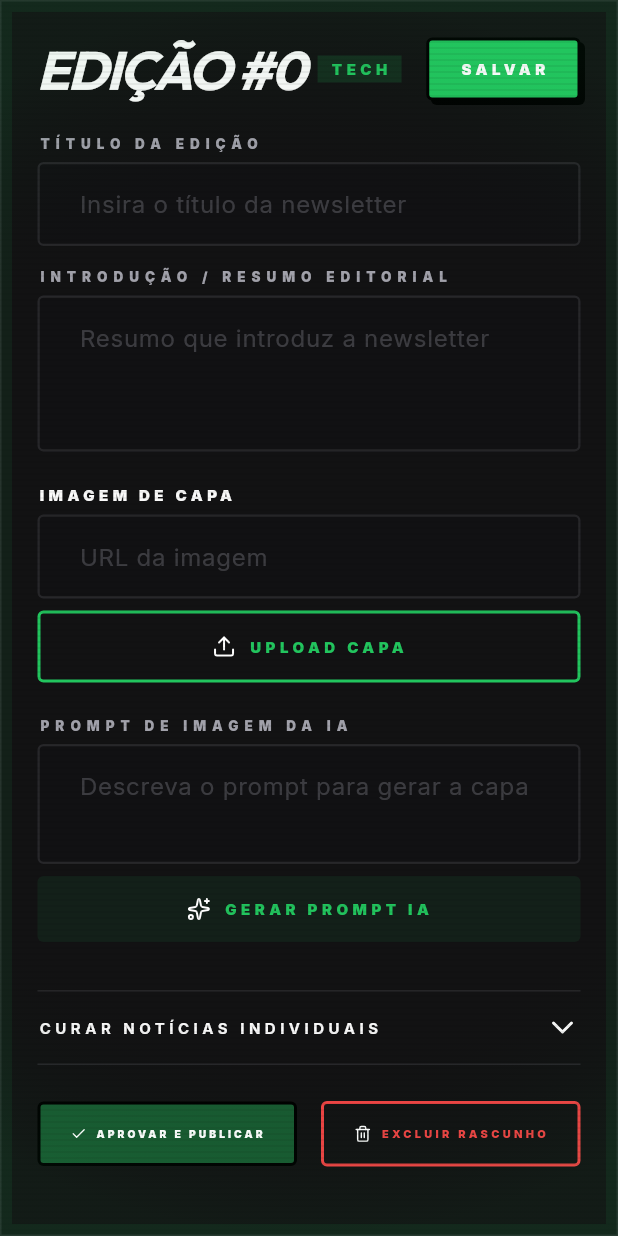
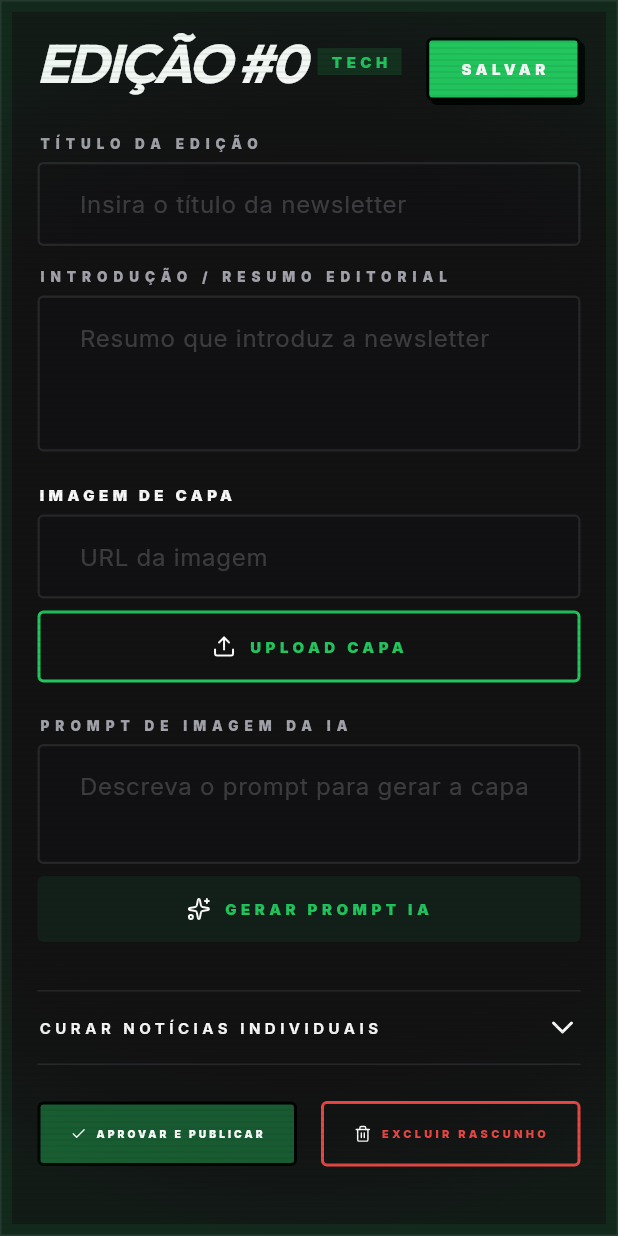
Before and after one commit to wheslancardoso/freshnews_mobile, a Flutter app: the NewsletterCardAdmin widget shown alone on an empty page, opened directly with empty values, on a phone screen of 412 x 824 dp. Run offline on Flutter 3.47's test engine with Material 3 defaults, Android fonts, the phone set to English and light mode, and no system bars; our stand-ins replace cached_network_image, dio, firebase_core, firebase_messaging, flutter_animate, flutter_image_compress and 11 more; accounts and stored records are empty; network calls fail.

Commit message:
fix: resolve problemas de RenderFlex overflow nos cards de news e archive

```diff
--- a/lib/features/admin/presentation/widgets/newsletter_card_admin.dart
+++ b/lib/features/admin/presentation/widgets/newsletter_card_admin.dart
@@ -191,6 +191,13 @@ class _NewsletterCardAdminState extends ConsumerState<NewsletterCardAdmin> {
         children: [
           // Header
           Row(
+            crossAxisAlignment: CrossAxisAlignment.start,
+            children: [
+              Expanded(
+                child: Wrap(
+                  spacing: 8,
+                  runSpacing: 8,
+                  crossAxisAlignment: WrapCrossAlignment.center,
                   children: [
                     Text(
                       'EDIÇÃO #${widget.draft.editionNumber}',
@@ -199,7 +206,6 @@ class _NewsletterCardAdminState extends ConsumerState<NewsletterCardAdmin> {
                         fontStyle: FontStyle.italic,
                       ),
                     ),
-              const SizedBox(width: 8),
                     Container(
                       padding: const EdgeInsets.symmetric(horizontal: 8, vertical: 4),
                       color: worldMeta.primaryColor.withValues(alpha: 0.15),
@@ -208,7 +214,10 @@ class _NewsletterCardAdminState extends ConsumerState<NewsletterCardAdmin> {
                         style: FNTypography.techLabel.copyWith(color: worldMeta.primaryColor),
                       ),
                     ),
-              const Spacer(),
+                  ],
+                ),
+              ),
+              const SizedBox(width: 8),
               FNButton(
                 label: 'SALVAR',
                 isLoading: _isSaving,
```
Also changed, not shown: lib/features/archive/presentation/widgets/post_card.dart (+18 -4 lines). Lines whose indentation alone changed are shown as unchanged.
